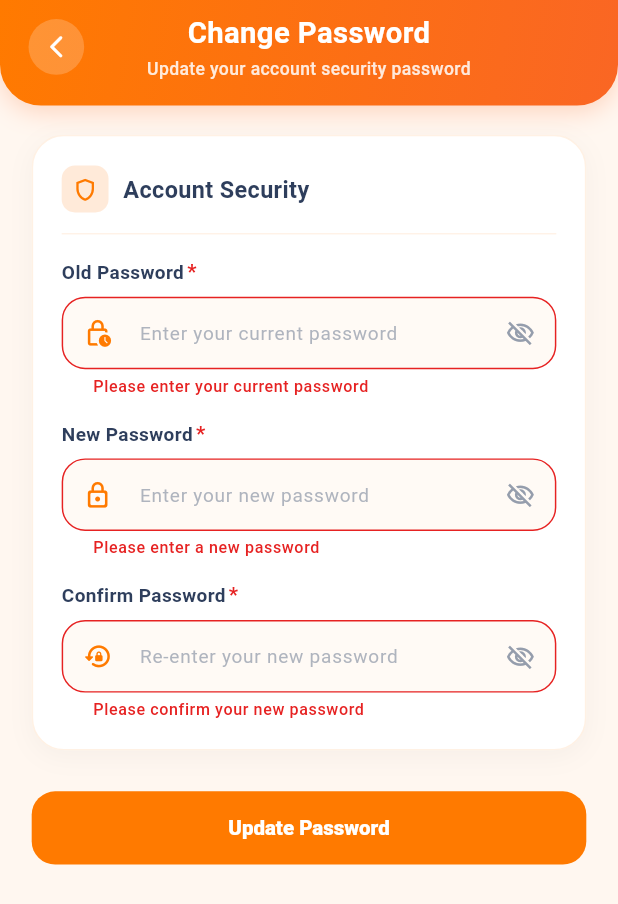
After one commit to sneha-neosao/NSDeliveryVendorApp, a Flutter app: the ChangePasswordScreen screen opened by its route, after a tap on "Update Password", on a phone screen of 412 x 824 dp. The commit adds this screen. Shown: the top 904 px of the screen. Run offline on Flutter 3.47's test engine with Material 3 defaults, Android fonts, the phone set to English and light mode, and no system bars; our stand-ins replace connectivity_plus, dio, easy_localization, equatable, firebase_core, firebase_messaging and 10 more; missing offline and left inert: gif_view, tanstack_query; accounts and stored records are empty; Roboto replaces fonts that are missing (Geist).

Commit message:
change password ui added

```diff
--- a/lib/src/features/dashboard/presentation/pages/dashboard_screen.dart
+++ b/lib/src/features/dashboard/presentation/pages/dashboard_screen.dart
@@ -92,7 +92,7 @@ class _DashboardScreenState extends State<DashboardScreen> {
                       greeting: 'Hello,',
                       vendorName:
                           _entityName.isNotEmpty ? _entityName : 'Vendor',
-                      onSettingsTap: () {
+                      onProfileTap: () {
                         context.pushNamed(AppRoute.settings.name);
                       },
                     ),
--- a/lib/src/features/dashboard/presentation/widgets/dashboard_header_widget.dart
+++ b/lib/src/features/dashboard/presentation/widgets/dashboard_header_widget.dart
@@ -6,17 +6,21 @@ import '../../../../core/theme/app_color.dart';
 class DashboardHeaderWidget extends StatelessWidget {
   final String greeting;
   final String vendorName;
+  final VoidCallback? onProfileTap;
   final VoidCallback? onSettingsTap;
 
   const DashboardHeaderWidget({
     super.key,
     this.greeting = 'Hello,',
     this.vendorName = 'Vendor',
+    this.onProfileTap,
     this.onSettingsTap,
   });
 
   @override
   Widget build(BuildContext context) {
+    final handleTap = onProfileTap ?? onSettingsTap;
+
     return Row(
       children: [
         // Vendor Avatar with border
@@ -72,9 +76,9 @@ class DashboardHeaderWidget extends StatelessWidget {
           ),
         ),
         12.wS,
-        // Settings Icon Button
+        // Profile Icon Button
         GestureDetector(
-          onTap: onSettingsTap,
+          onTap: handleTap,
           behavior: HitTestBehavior.opaque,
           child: Container(
             width: 40.r,
@@ -84,9 +88,9 @@ class DashboardHeaderWidget extends StatelessWidget {
               color: AppColor.pureWhite.withValues(alpha: 0.15),
             ),
             child: Icon(
-              Icons.settings_rounded,
+              Icons.person_rounded,
               color: AppColor.pureWhite,
-              size: 22.r,
+              size: 24.r,
             ),
           ),
         ),
--- /dev/null
+++ b/lib/src/features/settings/presentation/pages/change_password_screen.dart
@@ -0,0 +1,103 @@
+import 'package:flutter/material.dart';
+import 'package:flutter_bloc/flutter_bloc.dart';
+import 'package:flutter_screenutil/flutter_screenutil.dart';
+import '../../../../configs/injector/injector.dart';
+import '../../../../configs/injector/injector_conf.dart';
+import '../../../../core/extensions/integer_sizedbox_extension.dart';
+import '../../../../core/theme/app_color.dart';
+import '../../../widgets/app_button_widget.dart';
+import '../widgets/change_password_header_widget.dart';
+import '../widgets/change_password_input_widget.dart';
+
+class ChangePasswordScreen extends StatefulWidget {
+  const ChangePasswordScreen({super.key});
+
+  @override
+  State<ChangePasswordScreen> createState() => _ChangePasswordScreenState();
+}
+
+class _ChangePasswordScreenState extends State<ChangePasswordScreen> {
+  final _formKey = GlobalKey<FormState>();
+  final TextEditingController _oldPasswordController = TextEditingController();
+  final TextEditingController _newPasswordController = TextEditingController();
+  final TextEditingController _confirmPasswordController =
+      TextEditingController();
+  bool _isLoading = false;
+
+  @override
+  void dispose() {
+    _oldPasswordController.dispose();
+    _newPasswordController.dispose();
+    _confirmPasswordController.dispose();
+    super.dispose();
+  }
+
+  void _handleUpdatePassword() {
+    primaryFocus?.unfocus();
+
+    if (_formKey.currentState?.validate() ?? false) {
+      // Hook for update password API execution
+    }
+  }
+
+  @override
+  Widget build(BuildContext context) {
+    final bottomPadding = MediaQuery.of(context).padding.bottom;
+
+    return MultiBlocProvider(
+      providers: [
+        BlocProvider(create: (_) => getIt<ThemeBloc>()),
+        BlocProvider(create: (_) => getIt<TranslateBloc>()),
+      ],
+      child: Scaffold(
+        backgroundColor: AppColor.white,
+        body: Column(
+          children: [
+            // ── Top Header ──────────────────────────────────────────
+            const ChangePasswordHeaderWidget(
+              title: 'Change Password',
+              subtitle: 'Update your account security password',
+            ),
+
+            // ── Scrollable Form Body ────────────────────────────────
+            Expanded(
+              child: SingleChildScrollView(
+                physics: const AlwaysScrollableScrollPhysics(),
+                padding: EdgeInsets.only(
+                  left: 20.w,
+                  right: 20.w,
+                  top: 20.h,
+                  bottom: bottomPadding > 0 ? bottomPadding + 24.h : 30.h,
+                ),
+                child: Form(
+                  key: _formKey,
+                  child: Column(
+                    crossAxisAlignment: CrossAxisAlignment.start,
+                    children: [
+                      // Form Input Card
+                      ChangePasswordInputWidget(
+                        oldPasswordController: _oldPasswordController,
+                        newPasswordController: _newPasswordController,
+                        confirmPasswordController: _confirmPasswordController,
+                      ),
+                      28.hS,
+
+                      // Update Password App Button
+                      AppButtonWidget(
+                        text: 'Update Password',
+                        borderRadius: 16.r,
+                        height: 50.h,
+                        isLoading: _isLoading,
+                        onPressed: _handleUpdatePassword,
+                      ),
+                    ],
+                  ),
+                ),
+              ),
+            ),
+          ],
+        ),
+      ),
+    );
+  }
+}
--- a/lib/src/features/settings/presentation/pages/settings_screen.dart
+++ b/lib/src/features/settings/presentation/pages/settings_screen.dart
@@ -170,6 +170,8 @@ class _SettingsScreenState extends State<SettingsScreen> {
                                   ),
                                 );
                           },
+                          onChangePasswordTap: () =>
+                              context.push(AppRoute.changePassword.path),
                           onTimeSlotsTap: () =>
                               context.push(AppRoute.slots.path),
                           onLogoutTap: () =>
--- /dev/null
+++ b/lib/src/features/settings/presentation/widgets/change_password_header_widget.dart
@@ -0,0 +1,117 @@
+import 'package:flutter/material.dart';
+import 'package:flutter_screenutil/flutter_screenutil.dart';
+import 'package:go_router/go_router.dart';
+import '../../../../core/extensions/integer_sizedbox_extension.dart';
+import '../../../../core/theme/app_color.dart';
+import '../../../../core/theme/app_font.dart';
+
+class ChangePasswordHeaderWidget extends StatelessWidget {
+  final String title;
+  final String? subtitle;
+  final VoidCallback? onBackTap;
+
+  const ChangePasswordHeaderWidget({
+    super.key,
+    this.title = 'Change Password',
+    this.subtitle = 'Update your account security password',
+    this.onBackTap,
+  });
+
+  @override
+  Widget build(BuildContext context) {
+    final topPadding = MediaQuery.of(context).padding.top;
+
+    return Container(
+      width: double.infinity,
+      padding: EdgeInsets.only(
+        top: topPadding + 8.h,
+        left: 18.w,
+        right: 18.w,
+        bottom: 16.h,
+      ),
+      decoration: BoxDecoration(
+        gradient: const LinearGradient(
+          begin: Alignment.topLeft,
+          end: Alignment.bottomRight,
+          colors: [
+            AppColor.primary,
+            AppColor.darkOrange,
+          ],
+        ),
+        borderRadius: BorderRadius.only(
+          bottomLeft: Radius.circular(28.r),
+          bottomRight: Radius.circular(28.r),
+        ),
+        boxShadow: [
+          BoxShadow(
+            color: AppColor.darkOrange.withValues(alpha: 0.25),
+            blurRadius: 14,
+            offset: const Offset(0, 4),
+            spreadRadius: 0,
+          ),
+        ],
+      ),
+      child: Row(
+        children: [
+          // Left Back Button
+          GestureDetector(
+            onTap: onBackTap ?? () => context.pop(),
+            behavior: HitTestBehavior.opaque,
+            child: Container(
+              width: 38.r,
+              height: 38.r,
+              decoration: BoxDecoration(
+                shape: BoxShape.circle,
+                color: AppColor.pureWhite.withValues(alpha: 0.2),
+              ),
+              child: Icon(
+                Icons.arrow_back_ios_new_rounded,
+                color: AppColor.pureWhite,
+                size: 18.r,
+              ),
+            ),
+          ),
+          12.wS,
+
+          // Center Title + Subtitle
+          Expanded(
+            child: Column(
+              mainAxisSize: MainAxisSize.min,
+              children: [
+                Text(
+                  title,
+                  textAlign: TextAlign.center,
+                  softWrap: true,
+                  overflow: TextOverflow.ellipsis,
+                  style: AppFont.style(
+                    color: AppColor.pureWhite,
+                    fontSize: 20.sp,
+                    fontWeight: FontWeight.w700,
+                  ),
+                ),
+                if (subtitle != null && subtitle!.isNotEmpty) ...[
+                  2.hS,
+                  Text(
+                    subtitle!,
+                    textAlign: TextAlign.center,
+                    softWrap: true,
+                    overflow: TextOverflow.ellipsis,
+                    style: AppFont.style(
+                      color: AppColor.pureWhite.withValues(alpha: 0.85),
+                      fontSize: 12.sp,
+                      fontWeight: FontWeight.w500,
+                    ),
+                  ),
+                ],
+              ],
+            ),
+          ),
+          12.wS,
+
+          // Right Spacer to balance the back button
+          SizedBox(width: 38.r),
+        ],
+      ),
+    );
+  }
+}
--- /dev/null
+++ b/lib/src/features/settings/presentation/widgets/change_password_input_widget.dart
@@ -0,0 +1,144 @@
+import 'package:flutter/material.dart';
+import 'package:flutter_screenutil/flutter_screenutil.dart';
+import '../../../../core/extensions/integer_sizedbox_extension.dart';
+import '../../../../core/theme/app_color.dart';
+import '../../../../core/theme/app_font.dart';
+import 'change_password_textfield_widget.dart';
+
+class ChangePasswordInputWidget extends StatelessWidget {
+  final TextEditingController oldPasswordController;
+  final TextEditingController newPasswordController;
+  final TextEditingController confirmPasswordController;
+  final ValueChanged<String>? onOldPasswordChanged;
+  final ValueChanged<String>? onNewPasswordChanged;
+  final ValueChanged<String>? onConfirmPasswordChanged;
+
+  const ChangePasswordInputWidget({
+    super.key,
+    required this.oldPasswordController,
+    required this.newPasswordController,
+    required this.confirmPasswordController,
+    this.onOldPasswordChanged,
+    this.onNewPasswordChanged,
+    this.onConfirmPasswordChanged,
+  });
+
+  @override
+  Widget build(BuildContext context) {
+    return Container(
+      width: double.infinity,
+      padding: EdgeInsets.symmetric(horizontal: 18.w, vertical: 20.h),
+      decoration: BoxDecoration(
+        color: AppColor.pureWhite,
+        borderRadius: BorderRadius.circular(22.r),
+        border: Border.all(
+          color: AppColor.border.withValues(alpha: 0.45),
+          width: 1.r,
+        ),
+        boxShadow: [
+          BoxShadow(
+            color: AppColor.black.withValues(alpha: 0.04),
+            blurRadius: 14,
+            offset: const Offset(0, 4),
+            spreadRadius: 0,
+          ),
+        ],
+      ),
+      child: Column(
+        crossAxisAlignment: CrossAxisAlignment.start,
+        children: [
+          // Section Subtitle
+          Row(
+            children: [
+              Container(
+                width: 32.r,
+                height: 32.r,
+                decoration: BoxDecoration(
+                  color: AppColor.orangeTint2,
+                  borderRadius: BorderRadius.circular(9.r),
+                ),
+                child: Icon(
+                  Icons.shield_outlined,
+                  color: AppColor.primary,
+                  size: 18.r,
+                ),
+              ),
+              10.wS,
+              Expanded(
+                child: Text(
+                  'Account Security',
+                  style: AppFont.style(
+                    color: AppColor.charcoal,
+                    fontSize: 16.sp,
+                    fontWeight: FontWeight.w700,
+                  ),
+                ),
+              ),
+            ],
+          ),
+          14.hS,
+
+          Divider(
+            height: 1.h,
+            thickness: 1.r,
+            color: AppColor.border.withValues(alpha: 0.4),
+          ),
+          16.hS,
+
+          // 1. Old Password Field
+          ChangePasswordTextField(
+            label: 'Old Password',
+            hintText: 'Enter your current password',
+            prefixIcon: Icons.lock_clock_outlined,
+            controller: oldPasswordController,
+            onChanged: onOldPasswordChanged,
+            validator: (val) {
+              if (val == null || val.trim().isEmpty) {
+                return 'Please enter your current password';
+              }
+              return null;
+            },
+          ),
+          16.hS,
+
+          // 2. New Password Field
+          ChangePasswordTextField(
+            label: 'New Password',
+            hintText: 'Enter your new password',
+            prefixIcon: Icons.lock_outline_rounded,
+            controller: newPasswordController,
+            onChanged: onNewPasswordChanged,
+            validator: (val) {
+              if (val == null || val.trim().isEmpty) {
+                return 'Please enter a new password';
+              }
+              if (val.trim().length < 6) {
+                return 'Password must be at least 6 characters';
+              }
+              return null;
+            },
+          ),
+          16.hS,
+
+          // 3. Confirm Password Field
+          ChangePasswordTextField(
+            label: 'Confirm Password',
+            hintText: 'Re-enter your new password',
+            prefixIcon: Icons.lock_reset_rounded,
+            controller: confirmPasswordController,
+            onChanged: onConfirmPasswordChanged,
+            validator: (val) {
+              if (val == null || val.trim().isEmpty) {
+                return 'Please confirm your new password';
+              }
+              if (val != newPasswordController.text) {
+                return 'Passwords do not match';
+              }
+              return null;
+            },
+          ),
+        ],
+      ),
+    );
+  }
+}
--- /dev/null
+++ b/lib/src/features/settings/presentation/widgets/change_password_textfield_widget.dart
@@ -0,0 +1,155 @@
+import 'package:flutter/material.dart';
+import 'package:flutter_screenutil/flutter_screenutil.dart';
+import '../../../../core/extensions/integer_sizedbox_extension.dart';
+import '../../../../core/theme/app_color.dart';
+import '../../../../core/theme/app_font.dart';
+
+class ChangePasswordTextField extends StatefulWidget {
+  final String label;
+  final String hintText;
+  final IconData prefixIcon;
+  final TextEditingController? controller;
+  final bool isSecure;
+  final ValueChanged<String>? onChanged;
+  final String? Function(String?)? validator;
+
+  const ChangePasswordTextField({
+    super.key,
+    required this.label,
+    required this.hintText,
+    required this.prefixIcon,
+    this.controller,
+    this.isSecure = true,
+    this.onChanged,
+    this.validator,
+  });
+
+  @override
+  State<ChangePasswordTextField> createState() =>
+      _ChangePasswordTextFieldState();
+}
+
+class _ChangePasswordTextFieldState extends State<ChangePasswordTextField> {
+  bool _isObscured = true;
+
+  void _toggleVisibility() {
+    setState(() {
+      _isObscured = !_isObscured;
+    });
+  }
+
+  @override
+  Widget build(BuildContext context) {
+    return Column(
+      crossAxisAlignment: CrossAxisAlignment.start,
+      children: [
+        // Field Label with Asterisk
+        Row(
+          children: [
+            Text(
+              widget.label,
+              style: AppFont.style(
+                color: AppColor.charcoal,
+                fontSize: 13.sp,
+                fontWeight: FontWeight.w600,
+              ),
+            ),
+            2.wS,
+            Text(
+              '*',
+              style: AppFont.style(
+                color: AppColor.bright_red,
+                fontSize: 14.sp,
+                fontWeight: FontWeight.w700,
+              ),
+            ),
+          ],
+        ),
+        6.hS,
+
+        // Input Field
+        TextFormField(
+          controller: widget.controller,
+          obscureText: widget.isSecure ? _isObscured : false,
+          onChanged: widget.onChanged,
+          validator: widget.validator,
+          autovalidateMode: AutovalidateMode.onUserInteraction,
+          style: AppFont.style(
+            color: AppColor.charcoal,
+            fontSize: 14.sp,
+            fontWeight: FontWeight.w600,
+          ),
+          decoration: InputDecoration(
+            hintText: widget.hintText,
+            hintStyle: AppFont.style(
+              color: AppColor.slateGrey.withValues(alpha: 0.6),
+              fontSize: 13.sp,
+              fontWeight: FontWeight.w400,
+            ),
+            prefixIcon: Icon(
+              widget.prefixIcon,
+              color: AppColor.primary,
+              size: 20.r,
+            ),
+            suffixIcon: widget.isSecure
+                ? IconButton(
+                    onPressed: _toggleVisibility,
+                    icon: Icon(
+                      _isObscured
+                          ? Icons.visibility_off_outlined
+                          : Icons.visibility_outlined,
+                      color: AppColor.slateGrey.withValues(alpha: 0.8),
+                      size: 20.r,
+                    ),
+                  )
+                : null,
+            filled: true,
+            fillColor: AppColor.whiteShade,
+            contentPadding:
+                EdgeInsets.symmetric(vertical: 14.h, horizontal: 16.w),
+            border: OutlineInputBorder(
+              borderRadius: BorderRadius.circular(16.r),
+              borderSide: BorderSide(
+                color: AppColor.border.withValues(alpha: 0.6),
+                width: 1.r,
+              ),
+            ),
+            enabledBorder: OutlineInputBorder(
+              borderRadius: BorderRadius.circular(16.r),
+              borderSide: BorderSide(
+                color: AppColor.border.withValues(alpha: 0.6),
+                width: 1.r,
+              ),
+            ),
+            focusedBorder: OutlineInputBorder(
+              borderRadius: BorderRadius.circular(16.r),
+              borderSide: BorderSide(
+                color: AppColor.primary,
+                width: 1.5.r,
+              ),
+            ),
+            errorBorder: OutlineInputBorder(
+              borderRadius: BorderRadius.circular(16.r),
+              borderSide: BorderSide(
+                color: AppColor.bright_red,
+                width: 1.r,
+              ),
+            ),
+            focusedErrorBorder: OutlineInputBorder(
+              borderRadius: BorderRadius.circular(16.r),
+              borderSide: BorderSide(
+                color: AppColor.bright_red,
+                width: 1.5.r,
+              ),
+            ),
+            errorStyle: AppFont.style(
+              color: AppColor.bright_red,
+              fontSize: 11.sp,
+              fontWeight: FontWeight.w500,
+            ),
+          ),
+        ),
+      ],
+    );
+  }
+}
--- a/lib/src/features/settings/presentation/widgets/settings_menu_list_widget.dart
+++ b/lib/src/features/settings/presentation/widgets/settings_menu_list_widget.dart
@@ -9,6 +9,7 @@ class SettingsMenuListWidget extends StatelessWidget {
   final bool isServiceOn;
   final bool isServiceabilityLoading;
   final ValueChanged<bool>? onServiceabilityChanged;
+  final VoidCallback? onChangePasswordTap;
   final VoidCallback? onTimeSlotsTap;
   final VoidCallback? onLogoutTap;
   final VoidCallback? onDeleteAccountTap;
@@ -18,6 +19,7 @@ class SettingsMenuListWidget extends StatelessWidget {
     this.isServiceOn = true,
     this.isServiceabilityLoading = false,
     this.onServiceabilityChanged,
+    this.onChangePasswordTap,
     this.onTimeSlotsTap,
     this.onLogoutTap,
     this.onDeleteAccountTap,
@@ -61,16 +63,27 @@ class SettingsMenuListWidget extends StatelessWidget {
         ),
         14.hS,
 
-        // 2. Time Slots with Clock Icon
+        // 2. Change Password with Lock Icon & Arrow
+        SettingsMenuItemWidget(
+          icon: Icons.lock_outline_rounded,
+          title: 'Change Password',
+          subtitle: 'Update your account password',
+          showTrailing: true,
+          onTap: onChangePasswordTap,
+        ),
+        14.hS,
+
+        // 3. Time Slots with Clock Icon & Arrow
         SettingsMenuItemWidget(
           icon: Icons.access_time_rounded,
           title: 'Time Slots',
           subtitle: 'Add and manage your time slots',
+          showTrailing: true,
           onTap: onTimeSlotsTap,
         ),
         14.hS,
 
-        // 3. Logout (No Arrow)
+        // 4. Logout (No Arrow)
         SettingsMenuItemWidget(
           icon: Icons.logout_rounded,
           title: 'Logout',
@@ -80,7 +93,7 @@ class SettingsMenuListWidget extends StatelessWidget {
         ),
         14.hS,
 
-        // 4. Delete Account (No Arrow)
+        // 5. Delete Account (No Arrow)
         SettingsMenuItemWidget(
           icon: Icons.delete_outline_rounded,
           title: 'Delete Account',
--- a/lib/src/routes/app_route_conf.dart
+++ b/lib/src/routes/app_route_conf.dart
@@ -41,6 +41,13 @@ class AppRouteConf {
         name: AppRoute.slots.name,
         pageBuilder: (context, state) {
           return _fadePage(const SlotScreen());
+        },
+      ),
+      GoRoute(
+        path: AppRoute.changePassword.path,
+        name: AppRoute.changePassword.name,
+        pageBuilder: (context, state) {
+          return _fadePage(const ChangePasswordScreen());
         },
       ),
       StatefulShellRoute.indexedStack(
--- a/lib/src/routes/app_route_path.dart
+++ b/lib/src/routes/app_route_path.dart
@@ -6,7 +6,8 @@ enum AppRoute {
   menu(path: "/menu"),
   settings(path: "/settings"),
   orderDetails(path: "/order_details"),
-  slots(path: "/slots");
+  slots(path: "/slots"),
+  changePassword(path: "/change_password");
 
   final String path;
 
--- a/lib/src/routes/routes.dart
+++ b/lib/src/routes/routes.dart
@@ -7,3 +7,4 @@ export '../features/menu_management/presentation/pages/menu_screen.dart';
 export '../features/settings/presentation/pages/settings_screen.dart';
 export '../features/orders/presentation/pages/order_details_screen.dart';
 export '../features/settings/presentation/pages/slot_screen.dart';
+export '../features/settings/presentation/pages/change_password_screen.dart';
```
